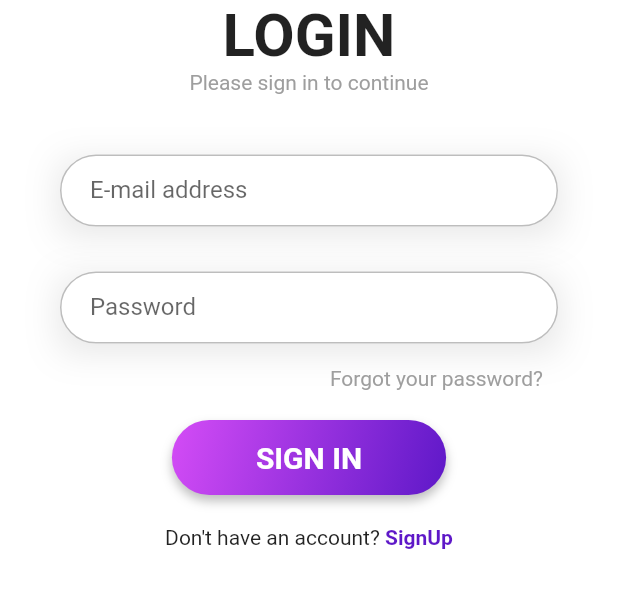
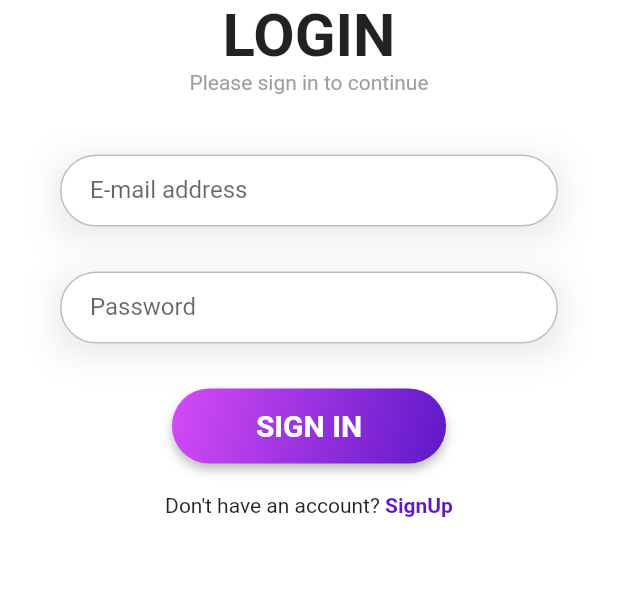
Before and after one commit to Fork-IT/companion, a Flutter app: the screen it shows after launch, on a phone screen of 412 x 824 dp, the part 450-1058 px from its top. Run offline on Flutter 3.47's test engine with Material 2 defaults, Android fonts, the light colour scheme and no system bars; our stand-ins replace audioplayers, curved_navigation_bar, date_picker_timeline, firebase_auth, firebase_core, flutter_local_notifications and 18 more; missing offline and left inert: chess_vectors_flutter, flutter_google_places, flutter_phone_direct_caller, google_api_headers, google_maps_webservice, home_widget and 1 more; accounts and stored records are empty; statements that could not run were skipped; project files that could hold a hidden picture were left out.

Commit message:
forgot password removed

```diff
--- a/lib/pages/login_page.dart
+++ b/lib/pages/login_page.dart
@@ -91,17 +91,18 @@ class LoginPage extends StatelessWidget{
                                 decoration: ThemeHelper().inputBoxDecorationShaddow(),
                               ),
                               SizedBox(height: 15.0),
-                              Container(
-                                margin: EdgeInsets.fromLTRB(10,0,10,20),
-                                alignment: Alignment.topRight,
-                                child: GestureDetector(
-                                  onTap: () {
-                                    Navigator.push( context, MaterialPageRoute( builder: (context) => ForgotPasswordPage()), );
-                                  },
-                                  child: Text( "Forgot your password?", style: TextStyle( color: Colors.grey, ),
-                                  ),
-                                ),
-                              ),
+                              // Container(
+                              //   margin: EdgeInsets.fromLTRB(10,0,10,20),
+                              //   alignment: Alignment.topRight,
+                              //   child: GestureDetector(
+                              //     onTap: () {
+                              //       Navigator.push( context, MaterialPageRoute( builder: (context) => ForgotPasswordPage()), );
+                              //     },
+                              //     child: Text( "Forgot your password?", style: TextStyle( color: Colors.grey, ),
+                              //     ),
+                              //   ),
+                              // ),
+                              SizedBox(height: 15.0),
                               Container(
                                 decoration: ThemeHelper().buttonBoxDecoration(context),
                                 child: ElevatedButton(
```
